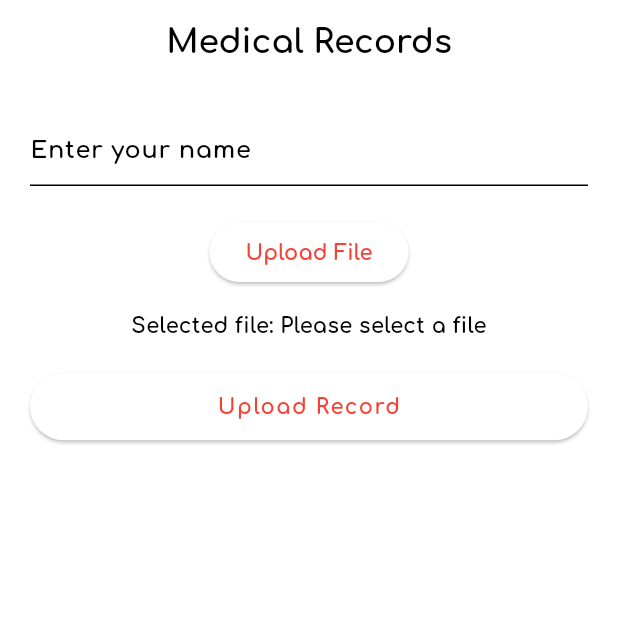
After one commit to MuhammadAhmad338/WELLNOW, a Flutter app: the MedicalRecords screen opened by its route, after a tap on "Upload Record", on a phone screen of 412 x 824 dp, the top half of it. The commit adds this screen. Run offline on Flutter 3.47's test engine with Material 3 defaults, Android fonts, the phone set to English and light mode, and no system bars; our stand-ins replace cached_network_image, cloud_firestore, file_picker, firebase_core, firebase_storage, flutter_html and 8 more; missing offline and left inert: dart:html, flutter_google_maps_webservices; accounts and stored records are empty; network calls fail; statements that could not run were skipped.

Commit message:
latest latest commits

```diff
--- a/lib/Helper/const.dart
+++ b/lib/Helper/const.dart
@@ -1,2 +1,4 @@
+import 'package:firebase_storage/firebase_storage.dart';
+
 const APIURL = 'https://wellnow-backend.onrender.com';
 FirebaseStorage storage = FirebaseStorage.instance;
--- /dev/null
+++ b/lib/Models/medicalRecord.dart
@@ -0,0 +1,13 @@
+class MedicalRecord {
+  final String patientName;
+  final String url;
+
+  MedicalRecord({required this.patientName, required this.url});
+
+  factory MedicalRecord.fromJson(Map<String, dynamic> json) {
+    return MedicalRecord(
+      patientName: json['patientName'],
+      url: json['url'],
+    );
+  }
+}
--- a/lib/Pages/healthArticles.dart
+++ b/lib/Pages/healthArticles.dart
@@ -4,6 +4,8 @@ import 'package:wellnow/Models/articles.dart';
 import '../Services/healthArticleServices.dart';
 
 class HealthArticlesPage extends StatelessWidget {
+  HealthArticlesPage({Key? key}) : super(key: key);
+
   final HealthArticleServices _articleServices = HealthArticleServices();
 
   @override
@@ -19,11 +21,9 @@ class HealthArticlesPage extends StatelessWidget {
           if (snapshot.hasError) {
             return Center(child: Text('Error: ${snapshot.error}'));
           }
-
           if (snapshot.connectionState == ConnectionState.waiting) {
             return Center(child: CircularProgressIndicator());
           }
-
           return ListView.builder(
             itemCount: snapshot.data?.length ?? 0,
             itemBuilder: (BuildContext context, int index) {
@@ -31,7 +31,7 @@ class HealthArticlesPage extends StatelessWidget {
                 title: Text(snapshot.data![index].url),
                 subtitle: Html(data: snapshot.data![index].content),
                 onTap: () {
-                  // Handle tap
+
                 },
               );
             },
--- a/lib/Pages/homePage.dart
+++ b/lib/Pages/homePage.dart
@@ -20,7 +20,6 @@ class _HomePageState extends State<HomePage> {
   Widget build(BuildContext context) {
     return Scaffold(
         appBar: AppBar(
-
             centerTitle: true,
             title: Text("Well Now",
                 )),
@@ -94,17 +93,15 @@ class _HomePageState extends State<HomePage> {
                                         fontSize: 15)),
                               );
                             }
-
                             if (snapshot.data != null) {
                               // Add prompt message to the list
                               messages.add({"Prompt": _controller.text});
                               // Add response message to the list
                               messages.add({"Response": snapshot.data!.message});
                             }
-
                             return ListView.builder(
                               itemCount: messages.length,
-                              reverse: false,
+                              reverse: true,
                               itemBuilder: (context, index) {
                                 return Container(
                                   margin: EdgeInsets.all(8.0),
--- /dev/null
+++ b/lib/Pages/medicalrecord.dart
@@ -0,0 +1,64 @@
+import 'package:flutter/material.dart';
+import 'package:provider/provider.dart';
+import 'package:wellnow/Services/healthArticleServices.dart';
+
+// ignore: must_be_immutable
+class MedicalRecords extends StatelessWidget {
+  MedicalRecords({super.key});
+
+  TextEditingController _nameController = TextEditingController();
+
+  @override
+  Widget build(BuildContext context) {
+    final _healthServicesProvider = Provider.of<HealthArticleServices>(context);
+    return Scaffold(
+      appBar: AppBar(
+        centerTitle: true,
+        title: Text('Medical Records'),
+      ),
+      body: Padding(
+        padding: const EdgeInsets.symmetric(horizontal: 20.0, vertical:
+            20.0),
+        child: Column(
+          children: [
+            TextField(
+              controller: _nameController,
+              decoration: InputDecoration(
+                hintText: 'Enter your name',
+              ),
+            ),
+            SizedBox(height: 20.0),
+            ElevatedButton(
+                  onPressed: () {
+                    _healthServicesProvider.pickFile();
+                  },
+                  child: Text('Upload File'),
+                ),
+                SizedBox(height: 15.0,),
+                 Flexible(
+                   child: Text('Selected file: ${_healthServicesProvider.fileName}',
+                    style: TextStyle(
+                    overflow: TextOverflow.ellipsis
+                   ),),
+                 ),
+            SizedBox(height: 20.0),
+          ElevatedButton(
+                      onPressed: () {
+                       _healthServicesProvider.uploadMedicalRecord(_nameController.text, context);
+                        _nameController.clear();
+                      },
+                      child: Text("Upload Record",
+                          style: TextStyle(
+                              fontWeight: FontWeight.bold, letterSpacing: 1)),
+                      style: ButtonStyle(
+                        minimumSize: MaterialStateProperty.all(
+                          Size(double.infinity, 45), // You can adjust the height (48) as needed
+                        ),
+                      ),
+                    ),
+          ],
+        ),
+      ),
+    );
+  }
+}
--- a/lib/Pages/tipsPage.dart
+++ b/lib/Pages/tipsPage.dart
@@ -1,5 +1,4 @@
 import 'package:flutter/material.dart';
-import 'package:wellnow/Helper/widthHeight.dart';
 import 'package:wellnow/Services/tipsServices.dart';
 import 'package:wellnow/Widgets/healthCard.dart';
 import '../Models/user.dart';
@@ -12,7 +11,6 @@ class TipsPage extends StatefulWidget {
 }
 
 class _TipsPageState extends State<TipsPage> {
-  final WidthHeight _widthHeight = WidthHeight();
 
   @override
   Widget build(BuildContext context) {
@@ -24,9 +22,7 @@ class _TipsPageState extends State<TipsPage> {
         body: SafeArea(
           child: Column(
                 children: [
-          SizedBox(height: _widthHeight.screenHeight(context, 0.02)),
 
-          SizedBox(height: _widthHeight.screenHeight(context, 0.02)),
           Expanded(
             child: FutureBuilder<List<TipsResponse>>(
               future: TipsServices().fetchTips(),
--- a/lib/Routes/routes.dart
+++ b/lib/Routes/routes.dart
@@ -2,6 +2,7 @@ import 'package:flutter/material.dart';
 import 'package:go_router/go_router.dart';
 import 'package:wellnow/Pages/editPage.dart';
 import 'package:wellnow/Pages/loginPage.dart';
+import 'package:wellnow/Pages/medicalrecord.dart';
 import 'package:wellnow/Pages/resetPasswordPage.dart';
 import 'package:wellnow/Pages/signupPage.dart';
 import 'package:wellnow/Pages/splashPage.dart';
@@ -16,6 +17,12 @@ class WellRoutes {
         path: '/',
         builder: (BuildContext context, GoRouterState state) {
           return SplashPage();
+        },
+      ),
+      GoRoute(
+        path: '/medicalrecord',
+        builder: (BuildContext context, GoRouterState state) {
+          return MedicalRecords();
         },
       ),
       GoRoute(
--- a/lib/Services/healthArticleServices.dart
+++ b/lib/Services/healthArticleServices.dart
@@ -1,12 +1,87 @@
 import 'dart:convert';
-import 'dart:io';
 import 'package:file_picker/file_picker.dart';
 import 'package:firebase_storage/firebase_storage.dart';
+import 'package:flutter/material.dart';
+import 'package:http/http.dart';
 import 'package:wellnow/Api/api.dart';
 import 'package:wellnow/Helper/const.dart';
+import 'package:wellnow/LocalStorage/localStorage.dart';
 import 'package:wellnow/Models/articles.dart';
+import 'package:wellnow/Models/medicalRecord.dart';
+import 'dart:html' as html;
 
-class HealthArticleServices {
+class HealthArticleServices with ChangeNotifier {
+  String? _fileName = "Please select a file";
+  String? get fileName => _fileName;
+  PlatformFile? _platformFile;
+  html.Blob? _blob;
+
+  Future<void> pickFile() async {
+    FilePickerResult? result = await FilePicker.platform.pickFiles(
+      type: FileType.custom,
+      allowedExtensions: ['jpg', 'pdf', 'doc', 'jpeg', 'png'],
+    );
+
+    if (result != null) {
+      _platformFile = result.files.first;
+      _blob = html.Blob([_platformFile!.bytes!], _platformFile!.extension);
+
+      _fileName = _platformFile!.name;
+      notifyListeners();
+    }
+  }
+
+  Future<void> uploadMedicalRecord(
+      String patientName, BuildContext context) async {
+    if (_platformFile != null && _blob != null) {
+      try {
+        // Upload the file to Firebase Storage
+        String userid =  await LocalStorage().getUid();
+        TaskSnapshot snapshot = await storage
+            .ref('medical_records/${_platformFile!.name}')
+            .putBlob(_blob);
+        // Get the download URL of the file
+        String downloadUrl = await snapshot.ref.getDownloadURL();
+        // Send the metadata of the file to the api
+        Map<String, String> body = {
+          'patientName': patientName,
+          'userid': userid,
+          'url': downloadUrl,
+        };
+        Response response = await client.post(
+            Uri.parse('$APIURL/api/post_medical'),
+            body: jsonEncode(body),
+            headers: {'Content-Type': 'application/json'});
+        if (response.statusCode == 200) {
+          _fileName = "Please select a file";
+          ScaffoldMessenger.of(context).showSnackBar(
+            SnackBar(
+              content: Text('Medical record uploaded successfully'),
+              backgroundColor: Colors.blue,
+            ),
+          );
+          notifyListeners();
+        }
+      } on FirebaseException catch (e) {
+        // Handle any errors
+        print(e);
+      }
+    }
+  }
+
+  // Please get me the medical apis from the backend api
+  Future<List<MedicalRecord>> fetchMedicalRecords() async {
+    final response = await client.get(Uri.parse('$APIURL/api/get_medical'));
+
+    if (response.statusCode == 200) {
+      //Make It For List Dynamic
+      List<dynamic> body = jsonDecode(response.body);
+      return body.map((dynamic item) => MedicalRecord.fromJson(item)).toList();
+    } else {
+      throw Exception('Failed to load medical records');
+    }
+  }
+
   Future<List<Article>> fetchArticles() async {
     final response = await client
         .get(Uri.parse('https://www.healthcare.gov/api/articles.json'));
@@ -18,30 +93,4 @@ class HealthArticleServices {
       throw Exception('Failed to load articles');
     }
   }
-
-  Future<void> uploadMedicalRecord() async {
-    FilePickerResult? result = await FilePicker.platform.pickFiles();
-
-    if (result != null) {
-      File file = File(result.files.single.path!);
-      try {
-        // Upload the file to Firebase Storage
-        TaskSnapshot snapshot =
-            await storage.ref('medical_records/${file}').putFile(file);
-        // Get the download URL of the file
-        String downloadUrl = await snapshot.ref.getDownloadURL();
-        // Store the metadata of the file in Firestore
-        print(downloadUrl);
-      } on FirebaseException catch (e) {
-        // Handle any errors
-        print(e);
-      }
-    } else {
-      // User canceled the picker
-    }
-  }
-
-  // Upload image with my api upload image
-
-
 }
--- a/lib/Services/palmServices.dart
+++ b/lib/Services/palmServices.dart
@@ -7,13 +7,16 @@ import '../Helper/const.dart';
 class PalmServices {
   Future<PalmResponse> getData(String searchText) async {
     Map<String, String> body = {'prompt': searchText};
+    print(body);
     Response response = await client.post(Uri.parse('${APIURL}/api/palm'),
         body: jsonEncode(body), headers: {'Content-Type': 'application/json'});
+    print(response.body);
     if (response.statusCode == 200) {
       // Data fetched successfully
+
       PalmResponse palmResponse = PalmResponse.fromMap(
           jsonDecode(response.body) as Map<String, dynamic>);
-
+     print(palmResponse);
       return palmResponse;
     } else {
       // Error occurred while fetching data
--- a/lib/Services/tipsServices.dart
+++ b/lib/Services/tipsServices.dart
@@ -15,6 +15,4 @@ class TipsServices {
       throw Exception('Failed to load tips from API');
     }
   }
-
-
 }
--- a/pubspec.yaml
+++ b/pubspec.yaml
@@ -53,6 +53,9 @@ dependencies:
   firebase_auth: ^4.15.3
   flutter_html: ^3.0.0-beta.2
   file_picker: ^6.1.1
+  cached_network_image: ^3.3.1
+  flutter_local_notifications: ^16.3.0
+  timezone: ^0.9.2
 
 dev_dependencies:
   flutter_test:
```
Also changed, not shown: lib/Pages/medicalRecordScreen.dart (added, +59 -0 lines), lib/Pages/profilePage.dart (+108 -3 lines), lib/main.dart (+26 -14 lines), lib/firebase_options.dart, pubspec.lock, 2 other files.
